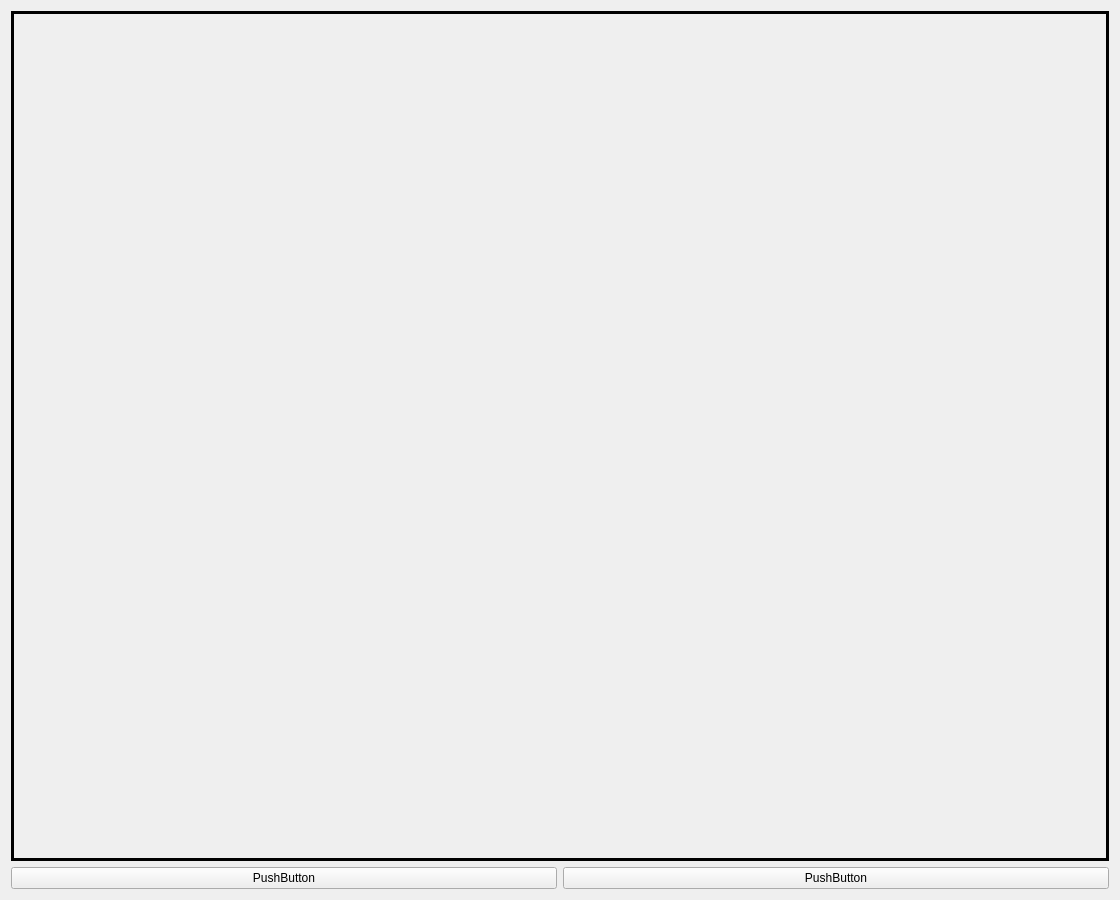
Qt form ui/send/send_stream_vid_tab.ui (Foxerity/pipeline) before a commit.
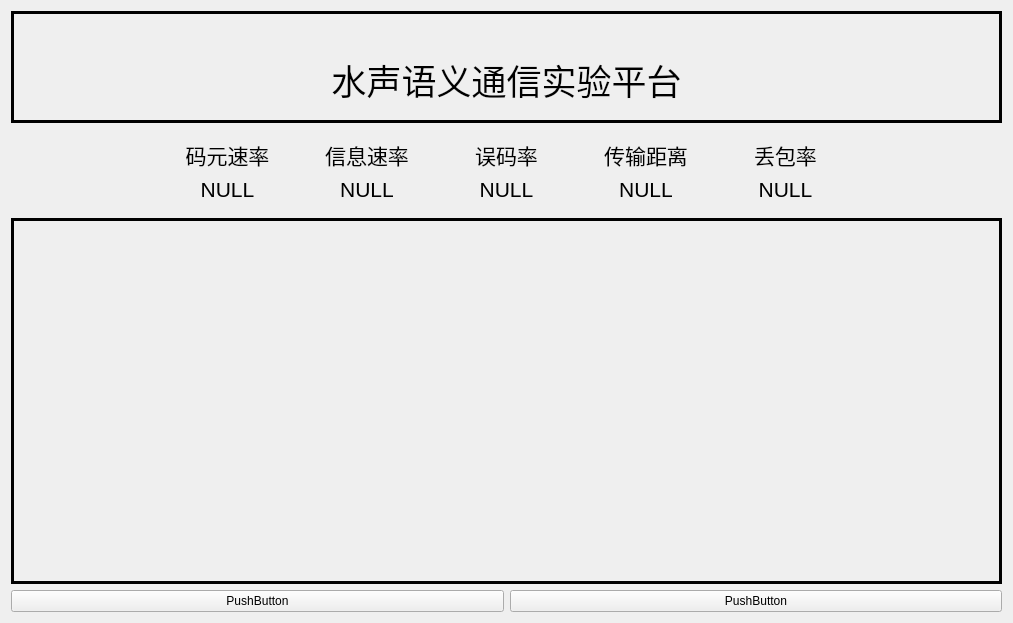
The same form after that commit.

Diff of the .ui file:
```diff
--- a/ui/send/send_stream_vid_tab.ui
+++ b/ui/send/send_stream_vid_tab.ui
@@ -6,28 +6,139 @@
    <rect>
     <x>0</x>
     <y>0</y>
-    <width>1120</width>
-    <height>900</height>
+    <width>1013</width>
+    <height>623</height>
    </rect>
   </property>
-  <property name="sizePolicy">
-   <sizepolicy hsizetype="Expanding" vsizetype="Expanding">
-    <horstretch>0</horstretch>
-    <verstretch>0</verstretch>
-   </sizepolicy>
-  </property>
-  <property name="minimumSize">
-   <size>
-    <width>0</width>
-    <height>0</height>
-   </size>
-  </property>
   <property name="windowTitle">
    <string>Form</string>
   </property>
   <layout class="QHBoxLayout" name="horizontalLayout">
    <item>
     <layout class="QVBoxLayout" name="verticalLayout">
+     <item>
+      <widget class="QLabel" name="label_29">
+       <property name="enabled">
+        <bool>true</bool>
+       </property>
+       <property name="sizePolicy">
+        <sizepolicy hsizetype="Preferred" vsizetype="Minimum">
+         <horstretch>0</horstretch>
+         <verstretch>0</verstretch>
+        </sizepolicy>
+       </property>
+       <property name="minimumSize">
+        <size>
+         <width>0</width>
+         <height>0</height>
+        </size>
+       </property>
+       <property name="frameShape">
+        <enum>QFrame::Panel</enum>
+       </property>
+       <property name="lineWidth">
+        <number>3</number>
+       </property>
+       <property name="text">
+        <string>&lt;html&gt;&lt;head/&gt;&lt;body&gt;&lt;p align=&quot;center&quot;&gt;&lt;span style=&quot; font-size:26pt;&quot;&gt;&lt;br&gt;水声语义通信实验平台&lt;br&gt;&lt;/span&gt;&lt;/p&gt;&lt;/body&gt;&lt;/html&gt;</string>
+       </property>
+       <property name="alignment">
+        <set>Qt::AlignCenter</set>
+       </property>
+      </widget>
+     </item>
+     <item>
+      <layout class="QGridLayout" name="gridLayout_5">
+       <property name="sizeConstraint">
+        <enum>QLayout::SetDefaultConstraint</enum>
+       </property>
+       <property name="leftMargin">
+        <number>150</number>
+       </property>
+       <property name="topMargin">
+        <number>10</number>
+       </property>
+       <property name="rightMargin">
+        <number>150</number>
+       </property>
+       <property name="bottomMargin">
+        <number>10</number>
+       </property>
+       <property name="verticalSpacing">
+        <number>6</number>
+       </property>
+       <item row="1" column="1">
+        <widget class="QLabel" name="value_2">
+         <property name="text">
+          <string>&lt;html&gt;&lt;head/&gt;&lt;body&gt;&lt;p align=&quot;center&quot;&gt;&lt;span style=&quot; font-size:16pt;&quot;&gt;NULL&lt;/span&gt;&lt;/p&gt;&lt;/body&gt;&lt;/html&gt;</string>
+         </property>
+        </widget>
+       </item>
+       <item row="0" column="3">
+        <widget class="QLabel" name="norm_4">
+         <property name="text">
+          <string>&lt;html&gt;&lt;head/&gt;&lt;body&gt;&lt;p align=&quot;center&quot;&gt;&lt;span style=&quot; font-size:16pt;&quot;&gt;传输距离&lt;/span&gt;&lt;/p&gt;&lt;/body&gt;&lt;/html&gt;</string>
+         </property>
+        </widget>
+       </item>
+       <item row="1" column="4">
+        <widget class="QLabel" name="value_5">
+         <property name="text">
+          <string>&lt;html&gt;&lt;head/&gt;&lt;body&gt;&lt;p align=&quot;center&quot;&gt;&lt;span style=&quot; font-size:16pt;&quot;&gt;NULL&lt;/span&gt;&lt;/p&gt;&lt;/body&gt;&lt;/html&gt;</string>
+         </property>
+        </widget>
+       </item>
+       <item row="0" column="2">
+        <widget class="QLabel" name="norm_3">
+         <property name="text">
+          <string>&lt;html&gt;&lt;head/&gt;&lt;body&gt;&lt;p align=&quot;center&quot;&gt;&lt;span style=&quot; font-size:16pt;&quot;&gt;误码率&lt;/span&gt;&lt;/p&gt;&lt;/body&gt;&lt;/html&gt;</string>
+         </property>
+        </widget>
+       </item>
+       <item row="1" column="3">
+        <widget class="QLabel" name="value_4">
+         <property name="text">
+          <string>&lt;html&gt;&lt;head/&gt;&lt;body&gt;&lt;p align=&quot;center&quot;&gt;&lt;span style=&quot; font-size:16pt;&quot;&gt;NULL&lt;/span&gt;&lt;/p&gt;&lt;/body&gt;&lt;/html&gt;</string>
+         </property>
+        </widget>
+       </item>
+       <item row="1" column="2">
+        <widget class="QLabel" name="value_3">
+         <property name="text">
+          <string>&lt;html&gt;&lt;head/&gt;&lt;body&gt;&lt;p align=&quot;center&quot;&gt;&lt;span style=&quot; font-size:16pt;&quot;&gt;NULL&lt;/span&gt;&lt;/p&gt;&lt;/body&gt;&lt;/html&gt;</string>
+         </property>
+        </widget>
+       </item>
+       <item row="1" column="0">
+        <widget class="QLabel" name="value_1">
+         <property name="text">
+          <string>&lt;html&gt;&lt;head/&gt;&lt;body&gt;&lt;p align=&quot;center&quot;&gt;&lt;span style=&quot; font-size:16pt;&quot;&gt;NULL&lt;/span&gt;&lt;/p&gt;&lt;/body&gt;&lt;/html&gt;</string>
+         </property>
+        </widget>
+       </item>
+       <item row="0" column="0">
+        <widget class="QLabel" name="norm_1">
+         <property name="text">
+          <string>&lt;html&gt;&lt;head/&gt;&lt;body&gt;&lt;p align=&quot;center&quot;&gt;&lt;span style=&quot; font-size:16pt;&quot;&gt;码元速率&lt;/span&gt;&lt;/p&gt;&lt;/body&gt;&lt;/html&gt;</string>
+         </property>
+        </widget>
+       </item>
+       <item row="0" column="4">
+        <widget class="QLabel" name="norm_5">
+         <property name="text">
+          <string>&lt;html&gt;&lt;head/&gt;&lt;body&gt;&lt;p align=&quot;center&quot;&gt;&lt;span style=&quot; font-size:16pt;&quot;&gt;丢包率&lt;/span&gt;&lt;/p&gt;&lt;/body&gt;&lt;/html&gt;</string>
+         </property>
+        </widget>
+       </item>
+       <item row="0" column="1">
+        <widget class="QLabel" name="norm_2">
+         <property name="text">
+          <string>&lt;html&gt;&lt;head/&gt;&lt;body&gt;&lt;p align=&quot;center&quot;&gt;&lt;span style=&quot; font-size:16pt;&quot;&gt;信息速率&lt;/span&gt;&lt;/p&gt;&lt;/body&gt;&lt;/html&gt;</string>
+         </property>
+        </widget>
+       </item>
+      </layout>
+     </item>
      <item>
       <widget class="QFrame" name="show_frame_3">
        <property name="sizePolicy">
```
Left out of the diff: 4 changed lines with no effect on the pictures.
